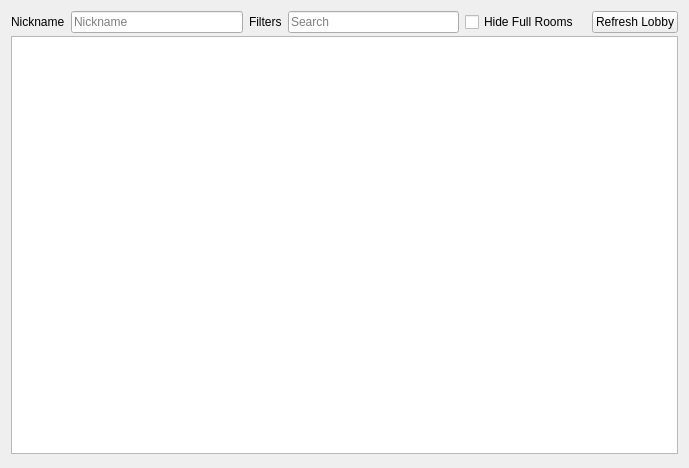
The window that src/citra/multiplayer/lobby.ui (Gegopat/citra) describes before a commit, drawn with Qt 5.
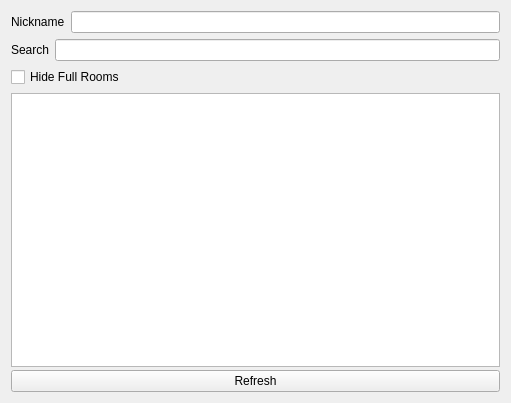
The same window after the commit.

```diff
--- a/src/citra/multiplayer/lobby.ui
+++ b/src/citra/multiplayer/lobby.ui
@@ -6,8 +6,8 @@
    <rect>
     <x>0</x>
     <y>0</y>
-    <width>689</width>
-    <height>468</height>
+    <width>511</width>
+    <height>403</height>
    </rect>
   </property>
   <property name="windowTitle">
@@ -15,17 +15,9 @@
   </property>
   <layout class="QVBoxLayout" name="verticalLayout">
    <item>
-    <layout class="QVBoxLayout" name="verticalLayout_2">
-     <property name="spacing">
-      <number>3</number>
-     </property>
+    <layout class="QVBoxLayout" name="verticalLayout_3">
      <item>
-      <layout class="QHBoxLayout" name="horizontalLayout_3">
-       <property name="spacing">
-        <number>6</number>
-       </property>
-       <item>
-        <layout class="QHBoxLayout" name="horizontalLayout_5">
+      <layout class="QHBoxLayout" name="horizontalLayout">
          <item>
           <widget class="QLabel" name="label">
            <property name="text">
@@ -34,29 +26,28 @@
           </widget>
          </item>
          <item>
-          <widget class="QLineEdit" name="nickname">
-           <property name="placeholderText">
-            <string>Nickname</string>
-           </property>
-          </widget>
-         </item>
+        <widget class="QLineEdit" name="nickname"/>
+       </item>
+      </layout>
+     </item>
          <item>
-          <widget class="QLabel" name="label_2">
+      <layout class="QHBoxLayout" name="horizontalLayout_2">
+       <item>
+        <widget class="QLabel" name="label_3">
            <property name="text">
-            <string>Filters</string>
-           </property>
-          </widget>
-         </item>
-         <item>
-          <widget class="QLineEdit" name="search">
-           <property name="placeholderText">
             <string>Search</string>
            </property>
+        </widget>
+       </item>
+       <item>
+        <widget class="QLineEdit" name="search">
            <property name="clearButtonEnabled">
             <bool>true</bool>
            </property>
           </widget>
          </item>
+      </layout>
+     </item>
          <item>
           <widget class="QCheckBox" name="hide_full">
            <property name="text">
@@ -64,29 +55,22 @@
            </property>
           </widget>
          </item>
-         <item>
-          <spacer name="horizontalSpacer">
-           <property name="orientation">
-            <enum>Qt::Horizontal</enum>
-           </property>
-          </spacer>
+    </layout>
          </item>
          <item>
-          <widget class="QPushButton" name="refresh_list">
-           <property name="text">
-            <string>Refresh Lobby</string>
-           </property>
-          </widget>
-         </item>
-        </layout>
-       </item>
-      </layout>
-     </item>
+    <layout class="QVBoxLayout" name="verticalLayout_2">
+     <property name="spacing">
+      <number>3</number>
+     </property>
      <item>
       <widget class="QTreeView" name="room_list"/>
      </item>
      <item>
-      <widget class="QWidget" name="widget" native="true"/>
+      <widget class="QPushButton" name="refresh_list">
+       <property name="text">
+        <string>Refresh</string>
+       </property>
+      </widget>
      </item>
     </layout>
    </item>
```
Lines whose indentation alone changed are shown as unchanged.
